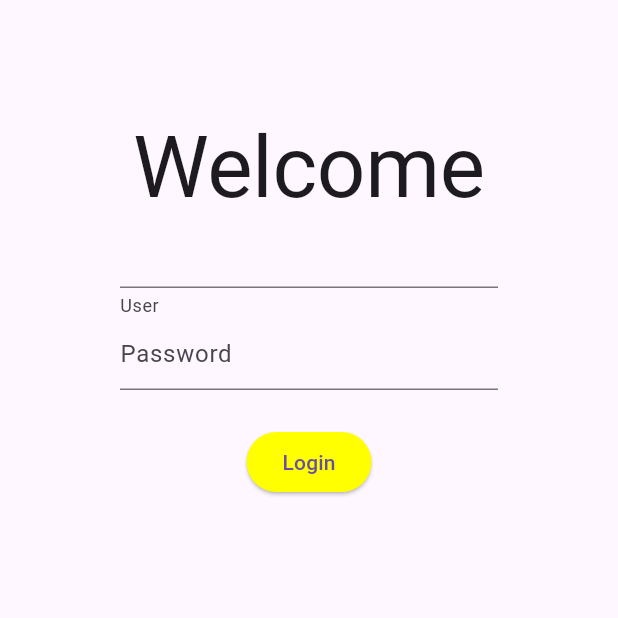
After one commit to Nabin1-chand/flutter_provider, a Flutter app: the LoginScreen screen opened directly, on a phone screen of 412 x 824 dp, the top half of it. The commit adds this screen. Run offline on Flutter 3.47's test engine with Material 3 defaults, Android fonts, the phone set to English and light mode, and no system bars; missing offline and left inert: dart:js.

Commit message:
login screen were added

```diff
--- /dev/null
+++ b/lib/ecommerce/screens/login_screen.dart
@@ -0,0 +1,39 @@
+import 'package:flutter/material.dart';
+
+class LoginScreen extends StatelessWidget {
+  const LoginScreen({super.key});
+
+  @override
+  Widget build(BuildContext context) {
+    return Scaffold(
+      body: Center(
+        child: Container(
+          padding: const EdgeInsets.all(80.0),
+          child: Column(
+            children: [
+              Text(
+                'Welcome',
+                style: Theme.of(context).textTheme.displayLarge,
+              ),
+              TextFormField(
+                decoration: const InputDecoration(helperText: 'User'),
+              ),
+              TextFormField(
+                decoration: const InputDecoration(hintText: 'Password'),
+                obscureText: true,
+              ),
+              const SizedBox(
+                height: 24,
+              ),
+              ElevatedButton(
+                  onPressed: () {},
+                  style: ElevatedButton.styleFrom(
+                      backgroundColor: Colors.yellowAccent),
+                  child: const Text('Login'))
+            ],
+          ),
+        ),
+      ),
+    );
+  }
+}
--- a/lib/providers.dart
+++ b/lib/providers.dart
@@ -1,7 +1,11 @@
+import 'dart:js';
+
 import 'package:flutter_provider/counter_app/provider_counter/counter_provider.dart';
+import 'package:flutter_provider/ecommerce/model/cart_model.dart';
 import 'package:provider/provider.dart';
 import 'package:provider/single_child_widget.dart';
 
 final List<SingleChildWidget> providerList = <SingleChildWidget>[
-  ChangeNotifierProvider(create: (context) => Counter())
+  ChangeNotifierProvider(create: (context) => Counter()),
+  ChangeNotifierProvider(create: (context)=> CartModel())
 ];
```
